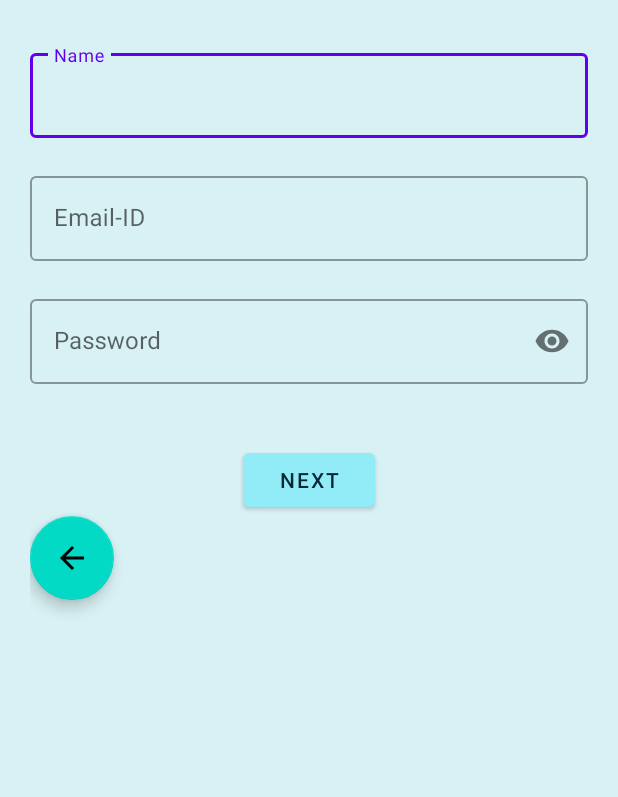
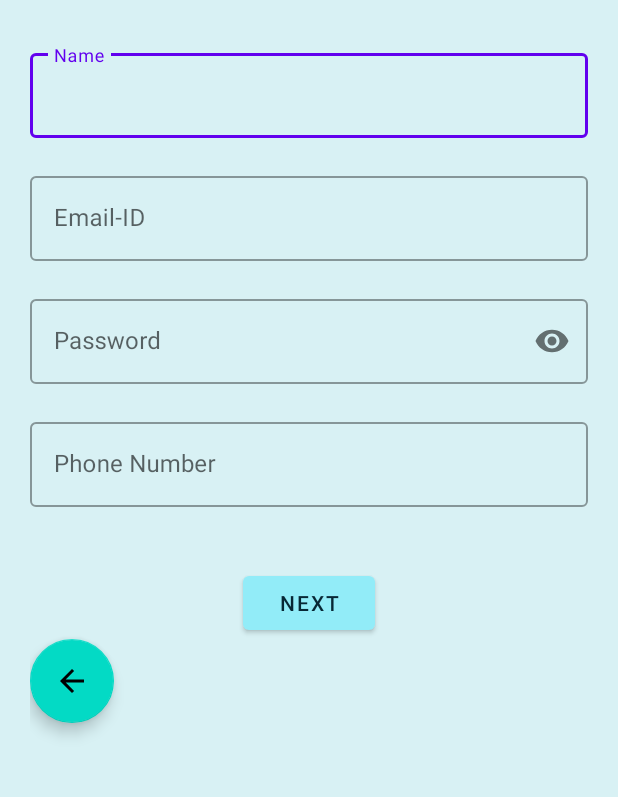
Before and after one commit to bhavya-ln/DriveEasy, an Android app: the SignUp screen opened directly, with no data from a screen before it, after a tap on "NEXT", on a phone screen of 412 x 824 dp, the part 210-1007 px from its top. Run offline under Robolectric (Android 15) with nearby library versions, the phone set to English and light mode, and no system bars; our stand-ins replace Firebase (no records; nobody signed in at launch, a user with empty details on screens opened directly).

Commit message:
otp from signup
directly goes from signup to verify otp page. user need not enter number again

```diff
--- a/app/src/main/java/com/example/driveeasy/SignUp.java
+++ b/app/src/main/java/com/example/driveeasy/SignUp.java
@@ -14,13 +14,18 @@ import com.google.android.gms.tasks.OnCompleteListener;
 import com.google.android.gms.tasks.Task;
 import com.google.android.material.floatingactionbutton.FloatingActionButton;
 import com.google.android.material.textfield.TextInputLayout;
+import com.google.firebase.FirebaseException;
 import com.google.firebase.auth.AuthResult;
 import com.google.firebase.auth.FirebaseAuth;
 import com.google.firebase.auth.FirebaseUser;
+import com.google.firebase.auth.PhoneAuthCredential;
+import com.google.firebase.auth.PhoneAuthProvider;
 import com.google.firebase.database.DatabaseReference;
 import com.google.firebase.database.FirebaseDatabase;
 
-    public  class SignUp extends AppCompatActivity {
+import java.util.concurrent.TimeUnit;
+
+public  class SignUp extends AppCompatActivity {
         private static final String TAG="EmailPassword";
         private FirebaseAuth mAuth;
         FirebaseDatabase rootNode;
@@ -38,7 +43,7 @@ import com.google.firebase.database.FirebaseDatabase;
             TextInputLayout name=findViewById(R.id.name);
             TextInputLayout user=findViewById(R.id.user);
             TextInputLayout pass=findViewById(R.id.pass);
-//            TextInputLayout phone=findViewById(R.id.phone);
+            TextInputLayout phone=findViewById(R.id.p);
             FloatingActionButton back = findViewById(R.id.floatingActionButton);
 
             super.onStart();
@@ -49,9 +54,8 @@ import com.google.firebase.database.FirebaseDatabase;
                         rootNode= FirebaseDatabase.getInstance();
                         reference=rootNode.getReference("Users");
                         ref=reference.child(name.getEditText().getText().toString());
-                        UserHelperClass HelperClass = new UserHelperClass(name.getEditText().getText().toString(),user.getEditText().getText().toString(),pass.getEditText().getText().toString());
-//                        ,phone.getEditText().getText().toString()
-                        createAccount(user.getEditText().getText().toString(),pass.getEditText().getText().toString());
+                        UserHelperClass HelperClass = new UserHelperClass(name.getEditText().getText().toString(),user.getEditText().getText().toString(),pass.getEditText().getText().toString(),phone.getEditText().getText().toString());
+                        createAccount(name.getEditText().getText().toString(),user.getEditText().getText().toString(),pass.getEditText().getText().toString());
                         ref.setValue(HelperClass);
 
                     }
@@ -66,7 +70,7 @@ import com.google.firebase.database.FirebaseDatabase;
             });
         }
 
-        private void createAccount(String email, String password) {
+        private void createAccount(String name,String email, String password) {
             // [START create_user_with_email]
             mAuth.createUserWithEmailAndPassword(email, password)
                     .addOnCompleteListener(this, new OnCompleteListener<AuthResult>() {
@@ -90,9 +94,38 @@ import com.google.firebase.database.FirebaseDatabase;
             // [END create_user_with_email]
         }
         private void updateUI(FirebaseUser user) {
-            Intent intent = new Intent(com.example.driveeasy.SignUp.this, OTP.class);
-            startActivity(intent);
-            finish();
+            TextInputLayout phone=findViewById(R.id.p);
+            PhoneAuthProvider.getInstance().verifyPhoneNumber(
+                    "+91"+phone.getEditText().getText().toString(),
+                    60,
+                    TimeUnit.SECONDS,
+                    com.example.driveeasy.SignUp.this,
+                    new PhoneAuthProvider.OnVerificationStateChangedCallbacks(){
+                        @Override
+                        public void onVerificationCompleted(@NonNull PhoneAuthCredential phoneAuthCredential) {
+
+                        }
+
+                        @Override
+                        public void onVerificationFailed(@NonNull FirebaseException e) {
+
+                            Toast.makeText(com.example.driveeasy.SignUp.this,e.getMessage(),Toast.LENGTH_SHORT).show();
+                            reload();
+                        }
+
+                        @Override
+                        public void onCodeSent(@NonNull String verificationID, @NonNull PhoneAuthProvider.ForceResendingToken forceResendingToken) {
+
+                            String s = verificationID;
+                            Intent intent= new Intent(getApplicationContext(), VerifyOTP.class);
+                            intent.putExtra("mobile",phone.getEditText().getText().toString());
+                            intent.putExtra("verify",s);
+                            Toast.makeText(com.example.driveeasy.SignUp.this,"Verification Code Sent",Toast.LENGTH_SHORT).show();
+                            startActivity(intent);
+
+                        }
+                    }
+            );
 
         }
         private void reload(){
--- a/app/src/main/java/com/example/driveeasy/UserHelperClass.java
+++ b/app/src/main/java/com/example/driveeasy/UserHelperClass.java
@@ -6,12 +6,12 @@ public class UserHelperClass {
     public UserHelperClass() {
 
     }
-//, String phone
-    public UserHelperClass(String name, String user, String pass) {
+
+    public UserHelperClass(String name, String user, String pass, String phone) {
         this.name = name;
         this.user = user;
         this.pass = pass;
-//        this.phone = phone;
+        this.phone = phone;
     }
 
     public String getName() {
@@ -38,12 +38,12 @@ public class UserHelperClass {
         this.pass = pass;
     }
 
-//    public String getPhone() {
-//        return phone;
-//    }
-//
-//    public void setPhone(String phone) {
-//        this.phone = phone;
-//    }
+    public String getPhone() {
+        return phone;
+    }
+
+    public void setPhone(String phone) {
+        this.phone = phone;
+    }
 
 }
--- a/app/src/main/res/layout/activity_sign_up.xml
+++ b/app/src/main/res/layout/activity_sign_up.xml
@@ -77,22 +77,22 @@
     </com.google.android.material.textfield.TextInputLayout>
 
 
-<!--    <com.google.android.material.textfield.TextInputLayout-->
-<!--        style="@style/Widget.MaterialComponents.TextInputLayout.OutlinedBox"-->
-<!--        android:id="@+id/phone"-->
-<!--        android:layout_width="match_parent"-->
-<!--        android:layout_height="wrap_content"-->
-<!--        android:layout_marginTop="20dp"-->
-<!--        android:hint="Phone Number">-->
+    <com.google.android.material.textfield.TextInputLayout
+        style="@style/Widget.MaterialComponents.TextInputLayout.OutlinedBox"
+        android:id="@+id/p"
+        android:layout_width="match_parent"
+        android:layout_height="wrap_content"
+        android:layout_marginTop="20dp"
+        android:hint="Phone Number">
 
-<!--        <EditText-->
-<!--            android:id="@+id/editTextPhone"-->
-<!--            android:layout_width="match_parent"-->
-<!--            android:layout_height="wrap_content"-->
-<!--            android:layout_weight="1"-->
-<!--            android:ems="10"-->
-<!--            android:inputType="phone" />-->
-<!--    </com.google.android.material.textfield.TextInputLayout>-->
+        <EditText
+            android:id="@+id/etp"
+            android:layout_width="match_parent"
+            android:layout_height="wrap_content"
+            android:layout_weight="1"
+            android:ems="10"
+            android:inputType="phone" />
+    </com.google.android.material.textfield.TextInputLayout>
 
 
     <Button
--- a/app/src/main/res/layout/activity_verify_o_t_p.xml
+++ b/app/src/main/res/layout/activity_verify_o_t_p.xml
@@ -147,7 +147,7 @@
                 android:layout_height="wrap_content"
                 android:layout_marginTop="14dp"
                 android:text="Did not receive OTP? "
-                android:textColor="@color/black"
+                android:textColor="@color/white"
                 android:textSize="14dp"
                 android:textStyle="bold" />
 
```
